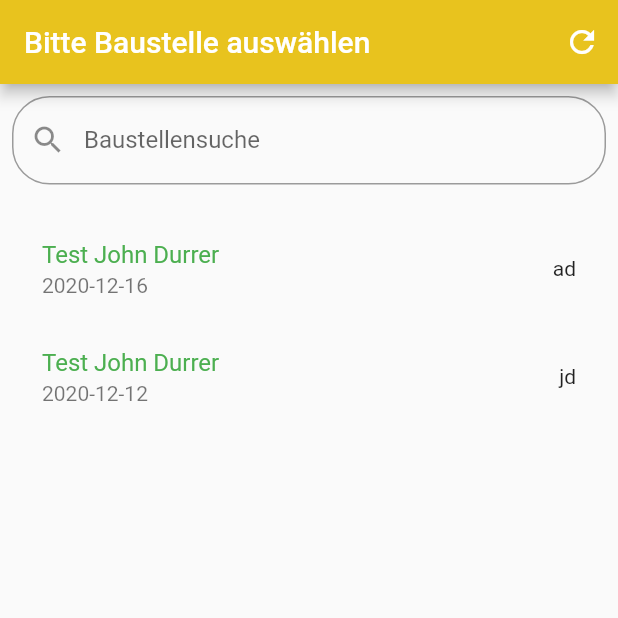
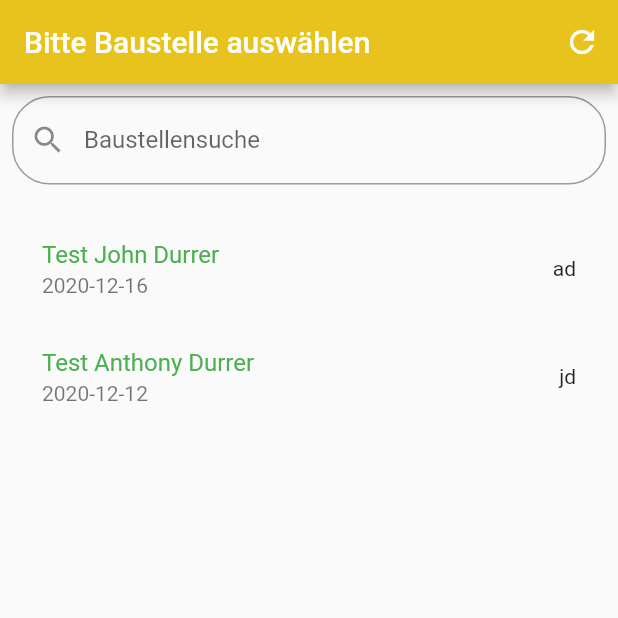
Before and after one commit to DeltaEcho192/Notification_app, a Flutter app: the screen it shows after launch, on a phone screen of 412 x 824 dp, the top half of it. Run offline on Flutter 3.47's test engine with Material 2 defaults, Android fonts, the phone set to English and light mode, and no system bars; our stand-ins replace audioplayers, cloud_firestore, firebase_storage, flutter_datetime_picker, flutter_phoenix, geolocator and 6 more; missing offline and left inert: autocomplete_textfield, flutter_app_badger, flutter_audio_recorder, flutter_udid, global_configuration; accounts and stored records are empty.

Commit message:
Search functionally working on reports

```diff
--- a/lib/report.dart
+++ b/lib/report.dart
@@ -48,7 +48,23 @@ class _ReportState extends State<Report> {
       "date": ["2020-12-12", "11:00:00.000Z"],
       "userID": "jd",
       "bauID": "406jkk1kik22t9y",
+      "bauName": "Test Anthony Durrer"
+    }
+  ];
+  List<Map> searchedList = [
+    {
+      "docID": "beIiSdDn3bUfGMTqHD9h",
+      "date": ["2020-12-16", "08:28:41.000Z"],
+      "userID": "ad",
+      "bauID": "406jkk1kik22t9y",
       "bauName": "Test John Durrer"
+    },
+    {
+      "docID": "zO1coeiZEnXZohCxeway",
+      "date": ["2020-12-12", "11:00:00.000Z"],
+      "userID": "jd",
+      "bauID": "406jkk1kik22t9y",
+      "bauName": "Test Anthony Durrer"
     }
   ];
   InfoSource testing = InfoSource();
@@ -103,8 +119,9 @@ class _ReportState extends State<Report> {
   //Change to reflect the map and search based on 'data.bauName'
   onItemChanged(String value) {
     setState(() {
-      newDataList = mainDataList
-          .where((string) => string.toLowerCase().contains(value.toLowerCase()))
+      searchedList = reportApi
+          .where((string) =>
+              string["bauName"].toLowerCase().contains(value.toLowerCase()))
           .toList();
     });
   }
@@ -190,7 +207,7 @@ class _ReportState extends State<Report> {
               Expanded(
                 child: ListView(
                   padding: EdgeInsets.all(12.0),
-                  children: reportApi.map((data) {
+                  children: searchedList.map((data) {
                     var statusColor = Colors.black;
                     print("Notification Array" + notiArray.toString());
                     print("Notification Removed" + notiRmvd.toString());
```
